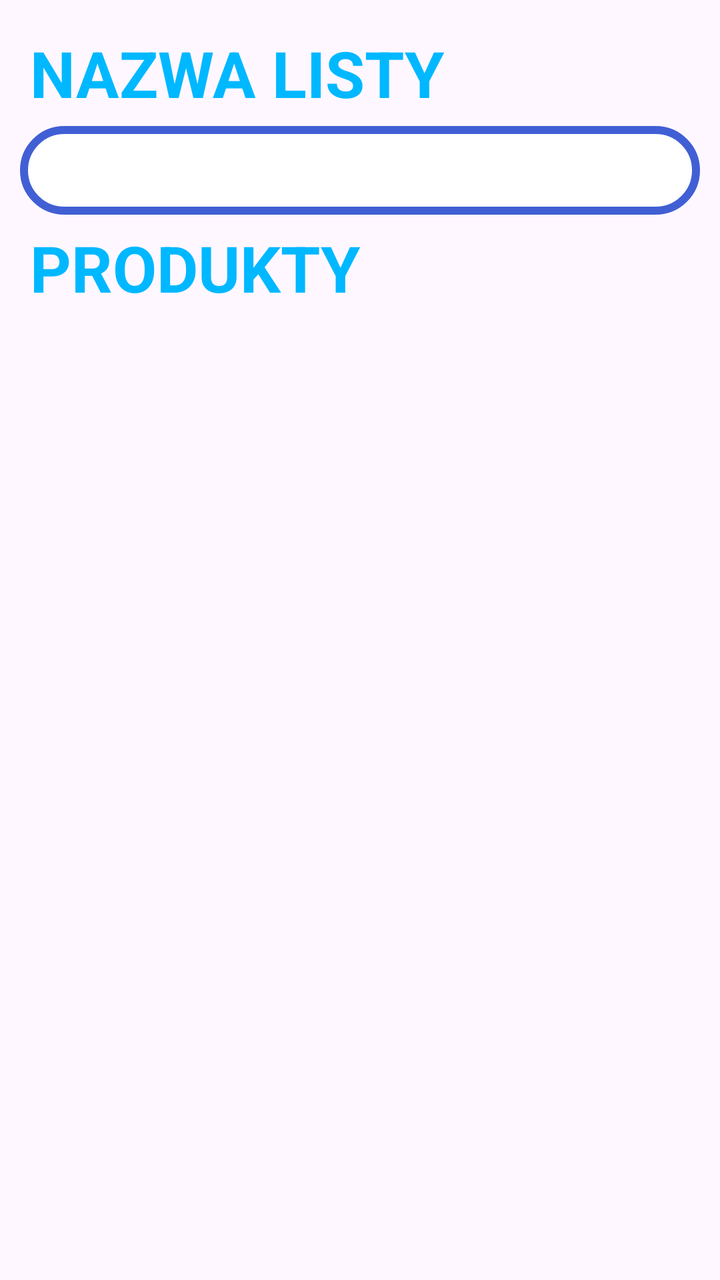
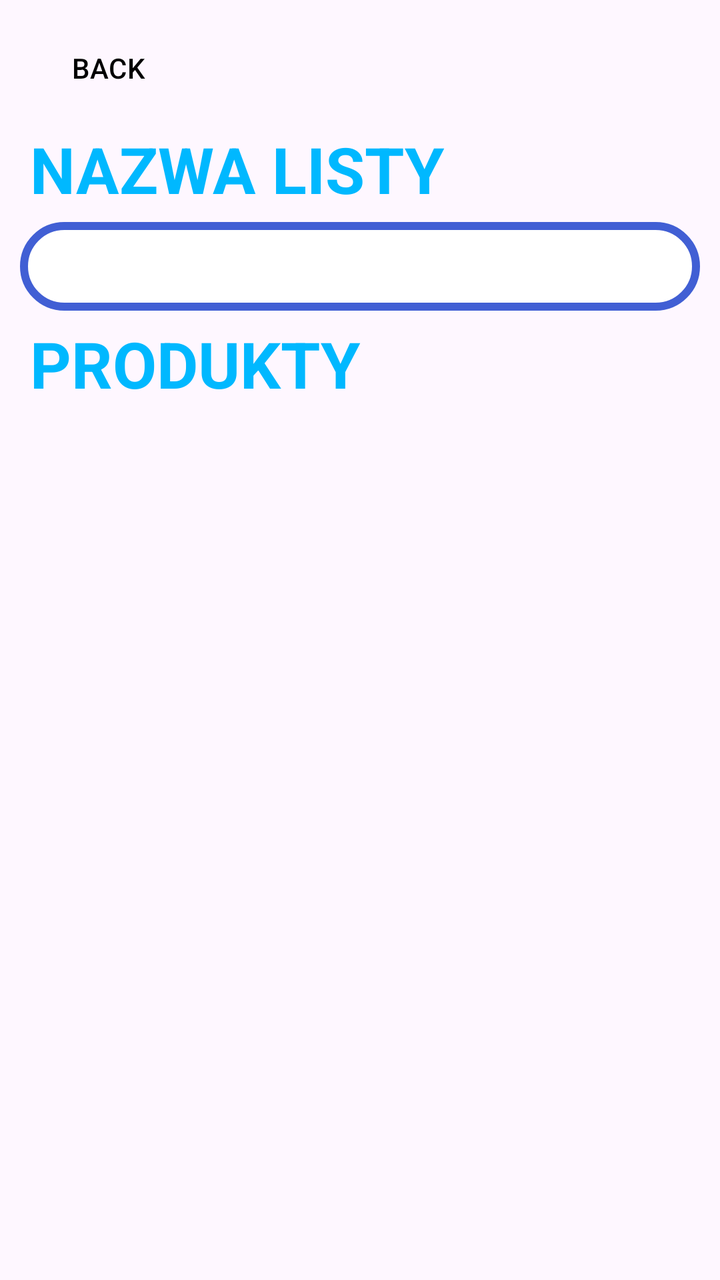

Compare the two renders of this Android layout. The source of the first and the diff that turns it into the second are given below.
<!-- AndroidManifest.xml: application theme Theme.Listify -->
<!-- res/layout/fragment_add_list.xml -->
<?xml version="1.0" encoding="utf-8"?>
<LinearLayout xmlns:android="http://schemas.android.com/apk/res/android"
    xmlns:tools="http://schemas.android.com/tools"
    android:layout_width="match_parent"
    android:layout_height="match_parent"
    android:orientation="vertical"
    tools:context=".AddListFragment"
    android:padding="10dp">
    <TextView
        android:id="@+id/textView4"
        android:layout_width="match_parent"
        android:layout_height="wrap_content"
        android:textSize="32dp"
        android:padding="5dp"
        android:textStyle="bold"
        android:textColor="#00B8FF"
        android:text="NAZWA LISTY" />


    <EditText
        android:id="@+id/editTextText"
        android:layout_width="match_parent"
        android:layout_height="wrap_content"
        android:background="@drawable/edittext_border"
        android:padding="10dp"
        android:ems="10"
        android:inputType="text"

        />

    <TextView
        android:id="@+id/textView5"
        android:layout_width="match_parent"
        android:layout_height="wrap_content"
        android:textSize="32dp"
        android:padding="5dp"
        android:textStyle="bold"
        android:textColor="#00B8FF"
        android:text="PRODUKTY" />

    <ListView
        android:id="@+id/listView"
        android:layout_width="match_parent"
        android:layout_height="match_parent">

    </ListView>

    <EditText
        android:id="@+id/editTextText2"
        android:layout_width="match_parent"
        android:layout_height="wrap_content"
        android:background="@drawable/edittext_border"
        android:padding="10dp"
        android:ems="10"
        android:layout_margin="5dp"
        android:inputType="text"
        />

    <Button
        android:id="@+id/button3"
        android:layout_width="match_parent"
        android:layout_height="wrap_content"
        android:layout_gravity="center"
        android:layout_margin="5dp"
        android:textSize="32dp"
        android:backgroundTint="#8122c0"
        android:text="DODAJ PRODUKT" />

    <Button
        android:id="@+id/button2"
        android:layout_width="wrap_content"
        android:layout_height="wrap_content"
        android:layout_gravity="center"
        android:textSize="32dp"
        android:layout_margin="5dp"
        android:backgroundTint="#8122c0"
        android:text="ZATWIERDŹ LISTĘ" />
</LinearLayout>
<!-- resources referenced by this layout -->
<resources>
  <!-- drawable edittext_border (drawable) -->
  <?xml version="1.0" encoding="utf-8"?>
  <shape xmlns:android="http://schemas.android.com/apk/res/android" android:shape="rectangle">
    <stroke
        android:width="4dp"
        android:color="#415fd4"/>
      <corners
          android:radius="50dp"/>
      <solid android:color="@color/white"/>
  </shape>
  <style name="Theme.Listify" parent="Base.Theme.Listify" />
  <color name="white">#FFFFFFFF</color>
  <style name="Base.Theme.Listify" parent="Theme.Material3.DayNight.NoActionBar">
          <item name="android:windowIsTranslucent">true</item>
  
          <item name="android:windowSplashScreenAnimatedIcon">@android:color/transparent</item>
      </style>
</resources>

<!-- the commit's change to res/layout/fragment_add_list.xml (unified diff, before → after) -->
@@ -6,6 +6,15 @@
     android:orientation="vertical"
     tools:context=".AddListFragment"
     android:padding="10dp">
+
+    <Button
+        android:id="@+id/buttonGoBack"
+        android:layout_width="wrap_content"
+        android:layout_height="wrap_content"
+       android:background="@android:color/transparent"
+        android:textColor="@color/black"
+        android:text="BACK" />
+
     <TextView
         android:id="@+id/textView4"
         android:layout_width="match_parent"
<!-- resource entries referenced after the edit -->
@@ -1,5 +1,6 @@
 <!-- resources referenced by this layout -->
 <resources>
+  <color name="black">#FF000000</color>
   <!-- drawable edittext_border (drawable) -->
   <?xml version="1.0" encoding="utf-8"?>
   <shape xmlns:android="http://schemas.android.com/apk/res/android" android:shape="rectangle">
